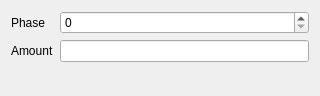
Old version of the form itemphaseview.ui in the repository xlongfeng/agreement.
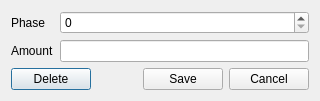
New version of the form.

```diff
--- a/itemphaseview.ui
+++ b/itemphaseview.ui
@@ -7,7 +7,7 @@
     <x>0</x>
     <y>0</y>
     <width>320</width>
-    <height>96</height>
+    <height>99</height>
    </rect>
   </property>
   <property name="windowTitle">
@@ -39,14 +39,42 @@
     </layout>
    </item>
    <item>
-    <widget class="QDialogButtonBox" name="buttonBox">
+    <layout class="QHBoxLayout" name="horizontalLayout_3">
+     <item>
+      <widget class="QPushButton" name="deletePushButton">
+       <property name="text">
+        <string>Delete</string>
+       </property>
+      </widget>
+     </item>
+     <item>
+      <spacer name="horizontalSpacer_2">
      <property name="orientation">
       <enum>Qt::Horizontal</enum>
      </property>
-     <property name="standardButtons">
-      <set>QDialogButtonBox::NoButton</set>
-     </property>
-    </widget>
+       <property name="sizeHint" stdset="0">
+        <size>
+         <width>40</width>
+         <height>20</height>
+        </size>
+       </property>
+      </spacer>
+     </item>
+     <item>
+      <widget class="QPushButton" name="savePushButton">
+       <property name="text">
+        <string>Save</string>
+       </property>
+      </widget>
+     </item>
+     <item>
+      <widget class="QPushButton" name="cancelPushButton">
+       <property name="text">
+        <string>Cancel</string>
+       </property>
+      </widget>
+     </item>
+    </layout>
    </item>
   </layout>
  </widget>
```
Lines whose indentation alone changed are shown as unchanged.
